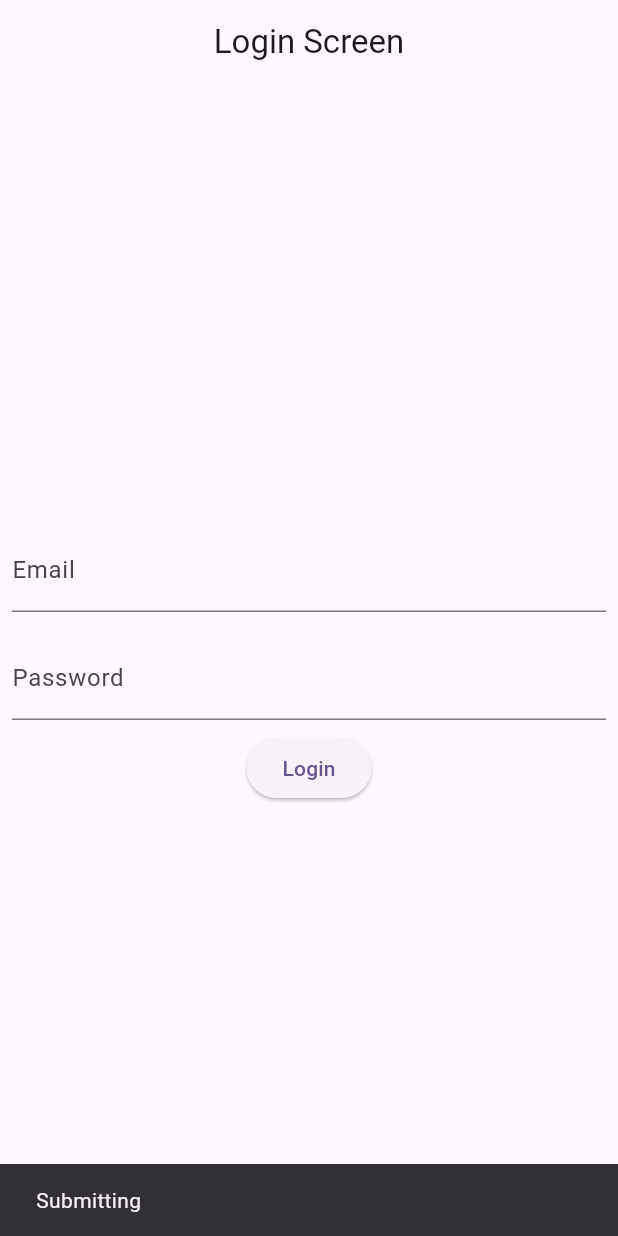
After one commit to Dk-variya007/Bloc-Tutorial, a Flutter app: the screen it shows after launch, after a tap on "Login", on a phone screen of 412 x 824 dp. The commit adds this screen. Run offline on Flutter 3.47's test engine with Material 3 defaults, Android fonts, the phone set to English and light mode, and no system bars; our stand-ins replace bloc, equatable, flutter_bloc, image_picker; network calls fail.

Commit message:
login example

```diff
--- /dev/null
+++ b/lib/bloc/login/login_bloc.dart
@@ -0,0 +1,37 @@
+import 'package:bloc_state_management/bloc/login/login_event.dart';
+import 'package:bloc_state_management/bloc/login/login_state.dart';
+import 'package:flutter_bloc/flutter_bloc.dart';
+import 'package:http/http.dart' as http;
+
+class LoginBloc extends Bloc<LoginEvent, LoginState> {
+  LoginBloc() : super(const LoginState()) {
+    on<EmailChange>(_emailChange);
+    on<PasswordChange>(_passwordChange);
+    on<LoginApi>(_loginapi);
+  }
+
+  void _emailChange(EmailChange event, Emitter<LoginState> emit) {
+    emit(state.copyWith());
+  }
+
+  void _passwordChange(PasswordChange event, Emitter<LoginState> emit) {
+    emit(state.copyWith());
+  }
+
+  void _loginapi(LoginApi event, Emitter<LoginState> emit) async {
+    emit(state.copyWith(loginStatus: LoginStatus.loading));
+    Map data = {"email": state.email, "password": state.password};
+    try {
+      final response =
+          await http.post(Uri.parse("https://reqres.in/api/login"));
+      if (response.statusCode == 200) {
+        emit(state.copyWith(
+            loginStatus: LoginStatus.success, message: "Login Successful"));
+      } else {
+        emit(state.copyWith(message: "error Occured", loginStatus: LoginStatus.error));
+      }
+    } catch (e) {
+      emit(state.copyWith(message: e.toString()));
+    }
+  }
+}
--- /dev/null
+++ b/lib/bloc/login/login_event.dart
@@ -0,0 +1,28 @@
+import 'package:equatable/equatable.dart';
+
+abstract class LoginEvent extends Equatable {
+  const LoginEvent();
+
+  @override
+  List<Object> get props => [];
+}
+
+class EmailChange extends LoginEvent {
+  final String email;
+
+  const EmailChange({required this.email});
+
+  @override
+  List<Object> get props => [email];
+}
+
+class PasswordChange extends LoginEvent {
+  final String password;
+
+  const PasswordChange({required this.password});
+
+  @override
+  List<Object> get props => [password];
+}
+
+class LoginApi extends LoginEvent {}
--- /dev/null
+++ b/lib/bloc/login/login_state.dart
@@ -0,0 +1,31 @@
+import 'package:equatable/equatable.dart';
+
+enum LoginStatus { initial, success, loading, error }
+
+class LoginState extends Equatable {
+  final String message;
+  final String email;
+  final String password;
+  final LoginStatus loginStatus;
+
+  const LoginState(
+      {this.loginStatus = LoginStatus.initial,
+      this.message = '',
+      this.email = '',
+      this.password = ''});
+
+  LoginState copyWith(
+      {String? message,
+      String? email,
+      String? password,
+      LoginStatus? loginStatus}) {
+    return LoginState(
+        email: email ?? this.email,
+        message: message ?? this.message,
+        loginStatus: loginStatus ?? this.loginStatus,
+        password: password ?? this.password);
+  }
+
+  @override
+  List<Object?> get props => [email, message, password, loginStatus];
+}
--- a/lib/main.dart
+++ b/lib/main.dart
@@ -2,6 +2,7 @@ import 'package:bloc_state_management/bloc/calculator_bloc/calculator_bloc.dart'
 import 'package:bloc_state_management/bloc/counter_bloc/counter_bloc.dart';
 import 'package:bloc_state_management/bloc/favourite_app/favourite_app_bloc.dart';
 import 'package:bloc_state_management/bloc/image_bloc/image_picker_bloc.dart';
+import 'package:bloc_state_management/bloc/login/login_bloc.dart';
 import 'package:bloc_state_management/bloc/post_bloc/post_bloc.dart';
 import 'package:bloc_state_management/bloc/switch_example/switch_bloc.dart';
 import 'package:bloc_state_management/bloc/todo_bloc/todo_bloc.dart';
@@ -10,6 +11,7 @@ import 'package:bloc_state_management/ui/calculator/calculator_screen.dart';
 import 'package:bloc_state_management/ui/counter/counter_screen.dart';
 import 'package:bloc_state_management/ui/favourite_app/favourite_app_screen.dart';
 import 'package:bloc_state_management/ui/image_picker/image_picker.dart';
+import 'package:bloc_state_management/ui/login/login_screen.dart';
 import 'package:bloc_state_management/ui/post/post_screen.dart';
 import 'package:bloc_state_management/ui/switch_example/switch_example_screen.dart';
 import 'package:bloc_state_management/ui/todo/todo.dart';
@@ -44,7 +46,7 @@ class MyApp extends StatelessWidget {
           colorScheme: ColorScheme.fromSeed(seedColor: Colors.deepPurple),
           useMaterial3: true,
         ),
-        home: const UserScreen(),
+        home: const LoginScreen(),
       ),
     );
   }
--- /dev/null
+++ b/lib/ui/login/login_screen.dart
@@ -0,0 +1,103 @@
+import 'package:bloc_state_management/bloc/login/login_bloc.dart';
+import 'package:bloc_state_management/bloc/login/login_event.dart';
+import 'package:bloc_state_management/bloc/login/login_state.dart';
+import 'package:flutter/material.dart';
+import 'package:flutter_bloc/flutter_bloc.dart';
+
+class LoginScreen extends StatefulWidget {
+  const LoginScreen({super.key});
+
+  @override
+  State<LoginScreen> createState() => _LoginScreenState();
+}
+
+class _LoginScreenState extends State<LoginScreen> {
+  late LoginBloc _loginBloc;
+  final _email = FocusNode();
+  final _password = FocusNode();
+
+  @override
+  void initState() {
+    super.initState();
+    _loginBloc = LoginBloc();
+  }
+
+  @override
+  Widget build(BuildContext context) {
+    return Scaffold(
+      appBar: AppBar(
+        centerTitle: true,
+        title: const Text("Login Screen"),
+      ),
+      body: BlocProvider(
+        create: (context) => LoginBloc(),
+        child: Column(
+          mainAxisAlignment: MainAxisAlignment.center,
+          crossAxisAlignment: CrossAxisAlignment.center,
+          children: [
+            BlocBuilder<LoginBloc, LoginState>(
+              buildWhen: (current, previous) => current.email != previous.email,
+              builder: (context, state) {
+                return Padding(
+                  padding: const EdgeInsets.all(8.0),
+                  child: TextFormField(
+                    focusNode: _email,
+                    decoration: const InputDecoration(labelText: "Email"),
+                    onFieldSubmitted: (value) {},
+                    onChanged: (value) {
+                      context.read<LoginBloc>().add(EmailChange(email: value));
+                    },
+                  ),
+                );
+              },
+            ),
+            BlocBuilder<LoginBloc, LoginState>(
+              buildWhen: (current, previous) =>
+                  current.password != previous.password,
+              builder: (context, state) {
+                return Padding(
+                  padding: const EdgeInsets.all(8.0),
+                  child: TextFormField(
+                    focusNode: _password,
+                    decoration: const InputDecoration(labelText: "Password"),
+                    onFieldSubmitted: (value) {},
+                    onChanged: (value) {
+                      context
+                          .read<LoginBloc>()
+                          .add(PasswordChange(password: value));
+                    },
+                  ),
+                );
+              },
+            ),
+            BlocListener<LoginBloc, LoginState>(
+              listener: (context, state) {
+                if (state.loginStatus == LoginStatus.error) {
+                  ScaffoldMessenger.of(context).showSnackBar(
+                      SnackBar(content: Text(state.message.toString())));
+                }
+                if (state.loginStatus == LoginStatus.loading) {
+                  ScaffoldMessenger.of(context).showSnackBar(
+                      const SnackBar(content: Text("Submitting")));
+                }
+                if (state.loginStatus == LoginStatus.success) {
+                  ScaffoldMessenger.of(context).showSnackBar(
+                      const SnackBar(content: Text("Login Successful")));
+                }
+              },
+              child: BlocBuilder<LoginBloc, LoginState>(
+                builder: (context, state) {
+                  return ElevatedButton(
+                      onPressed: () {
+                        context.read<LoginBloc>().add(LoginApi());
+                      },
+                      child: const Text("Login"));
+                },
+              ),
+            )
+          ],
+        ),
+      ),
+    );
+  }
+}
```
